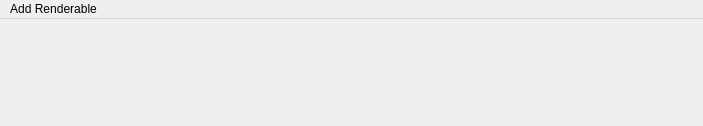
CommanderPho/pyPhoPlaceCellAnalysis, file src/pyphoplacecellanalysis/GUI/Qt/GlobalApplicationMenus/LocalMenus_AddRenderable.ui: the form before one commit.
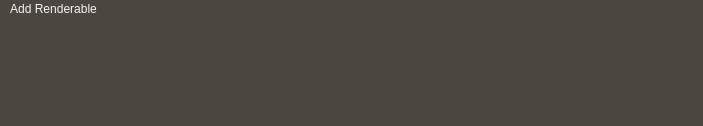
The form after the commit. Icons and pictures are not drawn.

Commit message: added menus to clear extant plots/intervals

```diff
--- a/src/pyphoplacecellanalysis/GUI/Qt/GlobalApplicationMenus/LocalMenus_AddRenderable.ui
+++ b/src/pyphoplacecellanalysis/GUI/Qt/GlobalApplicationMenus/LocalMenus_AddRenderable.ui
@@ -14,6 +14,13 @@
   <property name="windowTitle">
    <string notr="true">LocalMenus</string>
   </property>
+  <property name="styleSheet">
+   <string notr="true">background-color: rgb(71, 58, 46);
+border-color: rgb(207, 207, 207);
+background-color: rgba(71, 65, 60, 180);
+color: rgb(244, 244, 244);
+border-color: rgb(0, 0, 0);</string>
+  </property>
   <widget class="QWidget" name="centralwidget"/>
   <widget class="QMenuBar" name="menubar">
    <property name="geometry">
```
Left out of the diff: 30 changed lines with no effect on the pictures. The commit also changes 1 other file.
